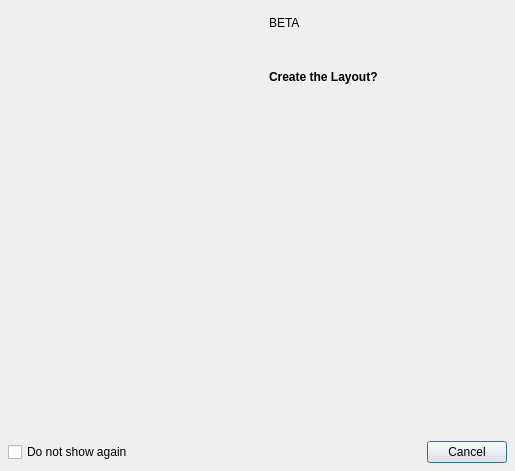
The window that vms/client/nx_vms_client_desktop/src/nx/vms/client/desktop/cross_system/dialogs/cloud_layouts_intro_dialog.ui (networkoptix/nx_open) describes before a commit, drawn with Qt 5.
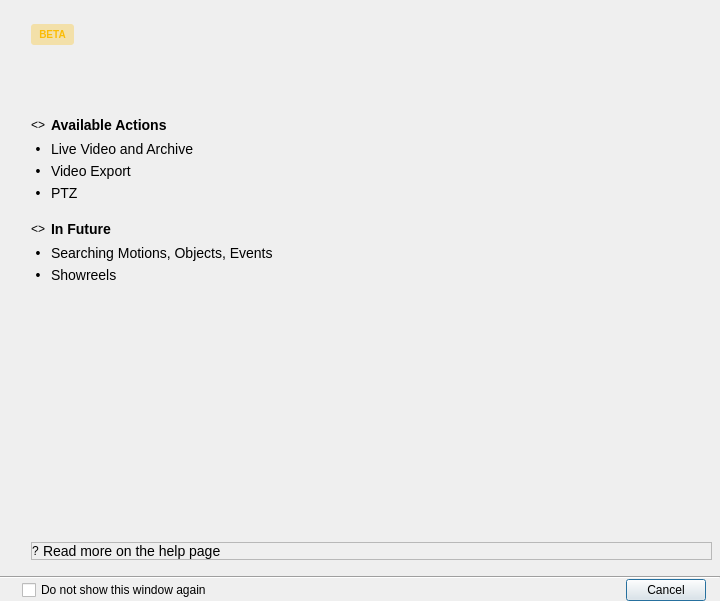
The same window after the commit. Custom widgets are drawn as their Qt base class.

Commit message: VMS-34762: Make welcome window for cloud layouts in accordance with the specification

Patch:
```diff
--- a/vms/client/nx_vms_client_desktop/src/nx/vms/client/desktop/cross_system/dialogs/cloud_layouts_intro_dialog.ui
+++ b/vms/client/nx_vms_client_desktop/src/nx/vms/client/desktop/cross_system/dialogs/cloud_layouts_intro_dialog.ui
@@ -6,8 +6,8 @@
    <rect>
     <x>0</x>
     <y>0</y>
-    <width>515</width>
-    <height>471</height>
+    <width>720</width>
+    <height>601</height>
    </rect>
   </property>
   <property name="sizePolicy">
@@ -17,6 +17,9 @@
    </sizepolicy>
   </property>
   <layout class="QVBoxLayout" name="verticalLayout_2">
+   <property name="spacing">
+    <number>0</number>
+   </property>
    <property name="leftMargin">
     <number>0</number>
    </property>
@@ -31,8 +34,17 @@
    </property>
    <item>
     <layout class="QHBoxLayout" name="mainHorizontalLayout">
+     <property name="spacing">
+      <number>0</number>
+     </property>
      <item>
       <widget class="QLabel" name="imageLabel">
+       <property name="sizePolicy">
+        <sizepolicy hsizetype="Maximum" vsizetype="Preferred">
+         <horstretch>0</horstretch>
+         <verstretch>0</verstretch>
+        </sizepolicy>
+       </property>
        <property name="text">
         <string notr="true">&lt;image placeholder&gt;</string>
        </property>
@@ -43,31 +55,66 @@
      </item>
      <item>
       <layout class="QVBoxLayout" name="verticalLayout">
+       <property name="spacing">
+        <number>8</number>
+       </property>
        <property name="leftMargin">
-        <number>8</number>
+        <number>24</number>
        </property>
        <property name="topMargin">
-        <number>16</number>
+        <number>24</number>
        </property>
        <property name="rightMargin">
         <number>8</number>
        </property>
        <property name="bottomMargin">
-        <number>0</number>
+        <number>16</number>
        </property>
        <item>
         <widget class="QLabel" name="betaLabel">
+         <property name="sizePolicy">
+          <sizepolicy hsizetype="Fixed" vsizetype="Fixed">
+           <horstretch>0</horstretch>
+           <verstretch>0</verstretch>
+          </sizepolicy>
+         </property>
+         <property name="minimumSize">
+          <size>
+           <width>43</width>
+           <height>21</height>
+          </size>
+         </property>
+         <property name="styleSheet">
+          <string notr="true">font-family: 'Roboto';
+font-style: normal;
+font-weight: 700;
+font-size: 10px;
+line-height: 12px;
+text-align: center;
+letter-spacing: 0.08em;
+color: #FBBC05;
+background: rgba(251, 188, 5, 0.3);
+border-radius: 3px;</string>
+         </property>
          <property name="text">
           <string>BETA</string>
          </property>
+         <property name="alignment">
+          <set>Qt::AlignCenter</set>
+         </property>
         </widget>
        </item>
+       <item>
+        <widget class="QWidget" name="dummy" native="true"/>
+       </item>
        <item>
         <widget class="QLabel" name="captionLabel">
-         <property name="font">
-          <font>
-           <pointsize>14</pointsize>
-          </font>
+         <property name="styleSheet">
+          <string notr="true">font-family: 'Roboto';
+font-style: normal;
+font-weight: 500;
+font-size: 24px;
+line-height: 28px;</string>
          </property>
          <property name="text">
           <string notr="true">&lt;Introducing %1 layouts&gt;</string>
@@ -75,19 +122,303 @@
         </widget>
        </item>
        <item>
-        <widget class="QnWordWrappedLabel" name="descriptionLabel" native="true"/>
+        <widget class="QnWordWrappedLabel" name="descriptionLabel" native="true">
+         <property name="styleSheet">
+          <string notr="true">font-family: 'Roboto';
+font-style: normal;
+font-weight: 400;
+font-size: 14px;
+line-height: 18px;</string>
+         </property>
+        </widget>
        </item>
        <item>
-        <widget class="QLabel" name="confirmCreateLabel">
-         <property name="font">
-          <font>
-           <weight>75</weight>
-           <bold>true</bold>
-          </font>
+        <widget class="QFrame" name="availableActionsFrame">
+         <property name="minimumSize">
+          <size>
+           <width>0</width>
+           <height>0</height>
+          </size>
          </property>
-         <property name="text">
-          <string>Create the Layout?</string>
+         <layout class="QGridLayout" name="gridLayout">
+          <property name="leftMargin">
+           <number>0</number>
+          </property>
+          <property name="topMargin">
+           <number>10</number>
+          </property>
+          <property name="rightMargin">
+           <number>0</number>
+          </property>
+          <property name="bottomMargin">
+           <number>0</number>
+          </property>
+          <item row="0" column="1">
+           <widget class="QLabel" name="availableActionsLabel">
+            <property name="styleSheet">
+             <string notr="true">font-family: 'Roboto';
+font-style: normal;
+font-weight: 500;
+font-size: 14px;
+line-height: 16px;</string>
+            </property>
+            <property name="text">
+             <string>Available Actions</string>
+            </property>
+           </widget>
+          </item>
+          <item row="0" column="2">
+           <spacer name="verticalSpacer_2">
+            <property name="orientation">
+             <enum>Qt::Vertical</enum>
+            </property>
+            <property name="sizeType">
+             <enum>QSizePolicy::Fixed</enum>
+            </property>
+            <property name="sizeHint" stdset="0">
+             <size>
+              <width>20</width>
+              <height>20</height>
+             </size>
+            </property>
+           </spacer>
+          </item>
+          <item row="1" column="0">
+           <widget class="QLabel" name="bullet1">
+            <property name="styleSheet">
+             <string notr="true">font-family: 'Roboto';
+font-style: normal;
+font-weight: 400;
+font-size: 14px;
+line-height: 18px;</string>
+            </property>
+            <property name="text">
+             <string notr="true">•</string>
+            </property>
+            <property name="alignment">
+             <set>Qt::AlignCenter</set>
+            </property>
+           </widget>
+          </item>
+          <item row="2" column="0">
+           <widget class="QLabel" name="bullet2">
+            <property name="styleSheet">
+             <string notr="true">font-family: 'Roboto';
+font-style: normal;
+font-weight: 400;
+font-size: 14px;
+line-height: 18px;</string>
+            </property>
+            <property name="text">
+             <string notr="true">•</string>
+            </property>
+            <property name="alignment">
+             <set>Qt::AlignCenter</set>
+            </property>
+           </widget>
+          </item>
+          <item row="2" column="1">
+           <widget class="QLabel" name="availableAction2Label">
+            <property name="styleSheet">
+             <string notr="true">font-family: 'Roboto';
+font-style: normal;
+font-weight: 400;
+font-size: 14px;
+line-height: 18px;</string>
+            </property>
+            <property name="text">
+             <string>Video Export</string>
+            </property>
+           </widget>
+          </item>
+          <item row="1" column="1">
+           <widget class="QLabel" name="availableAction1Label">
+            <property name="styleSheet">
+             <string notr="true">font-family: 'Roboto';
+font-style: normal;
+font-weight: 400;
+font-size: 14px;
+line-height: 18px;</string>
+            </property>
+            <property name="text">
+             <string>Live Video and Archive</string>
+            </property>
+           </widget>
+          </item>
+          <item row="0" column="0">
+           <widget class="QLabel" name="availableActionsIconLabel">
+            <property name="sizePolicy">
+             <sizepolicy hsizetype="Maximum" vsizetype="Preferred">
+              <horstretch>0</horstretch>
+              <verstretch>0</verstretch>
+             </sizepolicy>
+            </property>
+            <property name="text">
+             <string notr="true">&lt;&gt;</string>
+            </property>
+           </widget>
+          </item>
+          <item row="3" column="1">
+           <widget class="QLabel" name="availableAction3Label">
+            <property name="styleSheet">
+             <string notr="true">font-family: 'Roboto';
+font-style: normal;
+font-weight: 400;
+font-size: 14px;
+line-height: 18px;</string>
+            </property>
+            <property name="text">
+             <string>PTZ</string>
+            </property>
+           </widget>
+          </item>
+          <item row="3" column="0">
+           <widget class="QLabel" name="bullet3">
+            <property name="styleSheet">
+             <string notr="true">font-family: 'Roboto';
+font-style: normal;
+font-weight: 400;
+font-size: 14px;
+line-height: 18px;</string>
+            </property>
+            <property name="text">
+             <string notr="true">•</string>
+            </property>
+            <property name="alignment">
+             <set>Qt::AlignCenter</set>
+            </property>
+           </widget>
+          </item>
+         </layout>
+        </widget>
+       </item>
+       <item>
+        <widget class="QFrame" name="frame">
+         <property name="minimumSize">
+          <size>
+           <width>0</width>
+           <height>20</height>
+          </size>
          </property>
+         <layout class="QGridLayout" name="gridLayout_2">
+          <property name="leftMargin">
+           <number>0</number>
+          </property>
+          <property name="topMargin">
+           <number>10</number>
+          </property>
+          <property name="rightMargin">
+           <number>0</number>
+          </property>
+          <property name="bottomMargin">
+           <number>0</number>
+          </property>
+          <item row="0" column="1">
+           <widget class="QLabel" name="inFutureLabel">
+            <property name="styleSheet">
+             <string notr="true">font-family: 'Roboto';
+font-style: normal;
+font-weight: 500;
+font-size: 14px;
+line-height: 16px;</string>
+            </property>
+            <property name="text">
+             <string>In Future</string>
+            </property>
+           </widget>
+          </item>
+          <item row="0" column="0">
+           <widget class="QLabel" name="inFutureIconLabel">
+            <property name="sizePolicy">
+             <sizepolicy hsizetype="Maximum" vsizetype="Preferred">
+              <horstretch>0</horstretch>
+              <verstretch>0</verstretch>
+             </sizepolicy>
+            </property>
+            <property name="text">
+             <string notr="true">&lt;&gt;</string>
+            </property>
+           </widget>
+          </item>
+          <item row="0" column="2">
+           <spacer name="verticalSpacer_3">
+            <property name="orientation">
+             <enum>Qt::Vertical</enum>
+            </property>
+            <property name="sizeType">
+             <enum>QSizePolicy::Fixed</enum>
+            </property>
+            <property name="sizeHint" stdset="0">
+             <size>
+              <width>20</width>
+              <height>20</height>
+             </size>
+            </property>
+           </spacer>
+          </item>
+          <item row="1" column="1">
+           <widget class="QLabel" name="inFuture1Label">
+            <property name="styleSheet">
+             <string notr="true">font-family: 'Roboto';
+font-style: normal;
+font-weight: 400;
+font-size: 14px;
+line-height: 18px;</string>
+            </property>
+            <property name="text">
+             <string>Searching Motions, Objects, Events</string>
+            </property>
+           </widget>
+          </item>
+          <item row="1" column="0">
+           <widget class="QLabel" name="bullet4">
+            <property name="styleSheet">
+             <string notr="true">font-family: 'Roboto';
+font-style: normal;
+font-weight: 400;
+font-size: 14px;
+line-height: 18px;</string>
+            </property>
+            <property name="text">
+             <string notr="true">•</string>
+            </property>
+            <property name="alignment">
+             <set>Qt::AlignCenter</set>
+            </property>
+           </widget>
+          </item>
+          <item row="2" column="1">
+           <widget class="QLabel" name="inFuture2Label">
+            <property name="styleSheet">
+             <string notr="true">font-family: 'Roboto';
+font-style: normal;
+font-weight: 400;
+font-size: 14px;
+line-height: 18px;</string>
+            </property>
+            <property name="text">
+             <string>Showreels</string>
+            </property>
+           </widget>
+          </item>
+          <item row="2" column="0">
+           <widget class="QLabel" name="bullet5">
+            <property name="styleSheet">
+             <string notr="true">font-family: 'Roboto';
+font-style: normal;
+font-weight: 400;
+font-size: 14px;
+line-height: 18px;</string>
+            </property>
+            <property name="text">
+             <string notr="true">•</string>
+            </property>
+            <property name="alignment">
+             <set>Qt::AlignCenter</set>
+            </property>
+           </widget>
+          </item>
+         </layout>
         </widget>
        </item>
        <item>
@@ -103,28 +434,98 @@
          </property>
         </spacer>
        </item>
+       <item>
+        <widget class="QFrame" name="frame_2">
+         <property name="minimumSize">
+          <size>
+           <width>0</width>
+           <height>0</height>
+          </size>
+         </property>
+         <property name="frameShape">
+          <enum>QFrame::StyledPanel</enum>
+         </property>
+         <property name="frameShadow">
+          <enum>QFrame::Raised</enum>
+         </property>
+         <layout class="QHBoxLayout" name="horizontalLayout_3">
+          <property name="spacing">
+           <number>4</number>
+          </property>
+          <property name="leftMargin">
+           <number>0</number>
+          </property>
+          <property name="topMargin">
+           <number>0</number>
+          </property>
+          <property name="rightMargin">
+           <number>0</number>
+          </property>
+          <property name="bottomMargin">
+           <number>0</number>
+          </property>
+          <item>
+           <widget class="QLabel" name="helpIconLabel">
+            <property name="sizePolicy">
+             <sizepolicy hsizetype="Maximum" vsizetype="Preferred">
+              <horstretch>0</horstretch>
+              <verstretch>0</verstretch>
+             </sizepolicy>
+            </property>
+            <property name="text">
+             <string notr="true">?</string>
+            </property>
+           </widget>
+          </item>
+          <item>
+           <widget class="QLabel" name="helpLabel">
+            <property name="styleSheet">
+             <string notr="true">font-family: 'Roboto';
+font-style: normal;
+font-weight: 400;
+font-size: 14px;
+line-height: 18px;</string>
+            </property>
+            <property name="text">
+             <string>Read more on the help page</string>
+            </property>
+           </widget>
+          </item>
+         </layout>
+        </widget>
+       </item>
       </layout>
      </item>
     </layout>
    </item>
+   <item>
+    <widget class="QFrame" name="frame_3">
+     <property name="frameShape">
+      <enum>QFrame::HLine</enum>
+     </property>
+     <property name="frameShadow">
+      <enum>QFrame::Sunken</enum>
+     </property>
+    </widget>
+   </item>
    <item>
     <layout class="QHBoxLayout" name="bottomLineHorizontalLayout">
      <property name="leftMargin">
-      <number>8</number>
+      <number>22</number>
      </property>
      <property name="topMargin">
-      <number>8</number>
+      <number>0</number>
      </property>
      <property name="rightMargin">
-      <number>8</number>
+      <number>14</number>
      </property>
      <property name="bottomMargin">
-      <number>8</number>
+      <number>0</number>
      </property>
      <item>
       <widget class="QCheckBox" name="doNotShowAgainCheckBox">
        <property name="text">
-        <string>Do not show again</string>
+        <string>Do not show this window again</string>
        </property>
       </widget>
      </item>
```
The commit also changes 14 other files.
